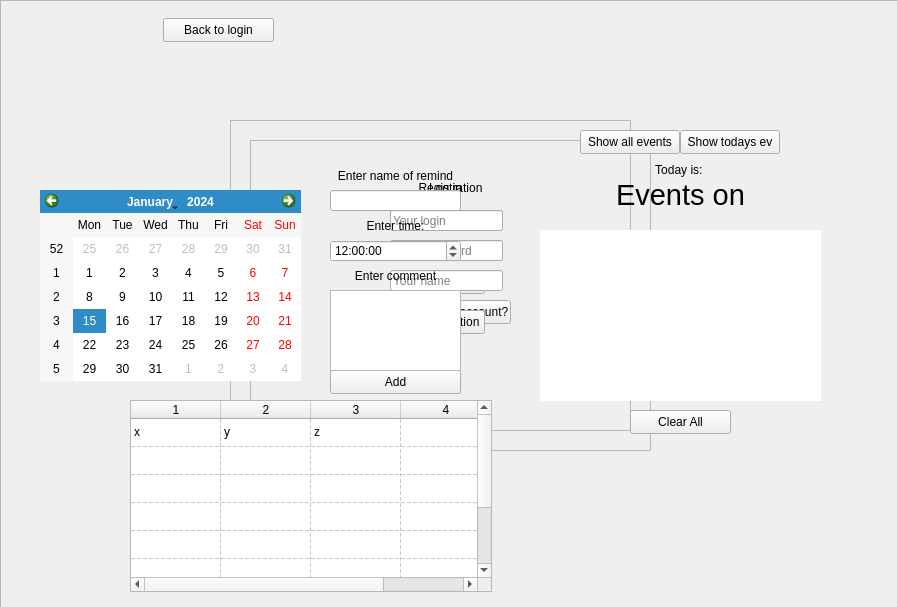
r3dbk/PCInfo, file untitled.ui: the form before one commit.
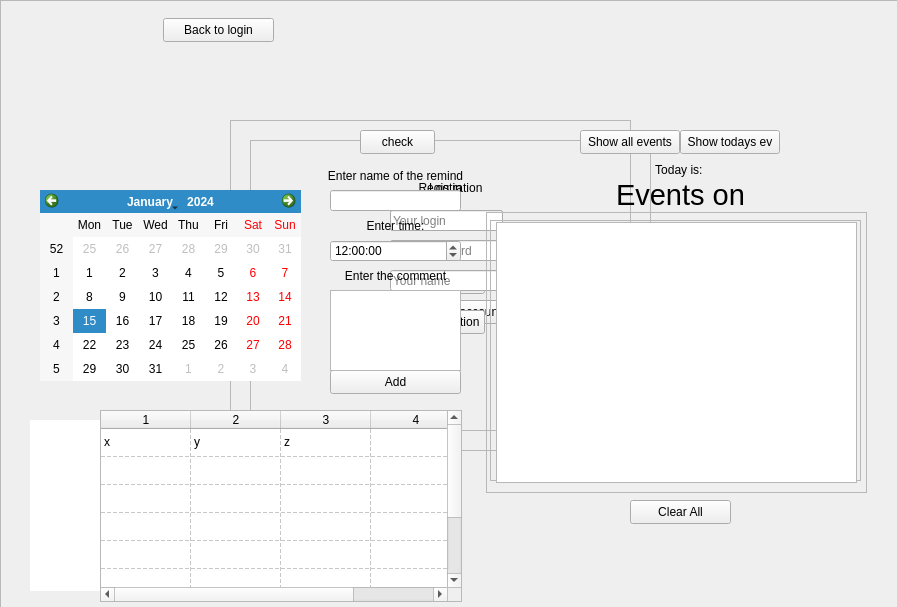
The form after the commit.

The edit to the form file:
```diff
--- a/untitled.ui
+++ b/untitled.ui
@@ -282,14 +282,14 @@
     <widget class="QLabel" name="label_4">
      <property name="geometry">
       <rect>
-       <x>330</x>
+       <x>320</x>
        <y>165</y>
-       <width>131</width>
+       <width>151</width>
        <height>21</height>
       </rect>
      </property>
      <property name="text">
-      <string>Enter name of remind</string>
+      <string>Enter name of the remind</string>
      </property>
      <property name="alignment">
       <set>Qt::AlignCenter</set>
@@ -318,7 +318,7 @@
       </rect>
      </property>
      <property name="text">
-      <string>Enter comment</string>
+      <string>Enter the comment</string>
      </property>
      <property name="alignment">
       <set>Qt::AlignCenter</set>
@@ -373,9 +373,9 @@
     <widget class="QLabel" name="label_7">
      <property name="geometry">
       <rect>
-       <x>540</x>
+       <x>500</x>
        <y>180</y>
-       <width>281</width>
+       <width>361</width>
        <height>30</height>
       </rect>
      </property>
@@ -430,8 +430,8 @@
     <widget class="QTextEdit" name="textEdit_2">
      <property name="geometry">
       <rect>
-       <x>540</x>
-       <y>230</y>
+       <x>30</x>
+       <y>420</y>
        <width>281</width>
        <height>171</height>
       </rect>
@@ -447,7 +447,7 @@
      <property name="geometry">
       <rect>
        <x>630</x>
-       <y>410</y>
+       <y>500</y>
        <width>101</width>
        <height>24</height>
       </rect>
@@ -475,8 +475,8 @@
     <widget class="QTableWidget" name="tableWidget">
      <property name="geometry">
       <rect>
-       <x>130</x>
-       <y>400</y>
+       <x>100</x>
+       <y>410</y>
        <width>362</width>
        <height>192</height>
       </rect>
@@ -578,6 +578,236 @@
       </property>
      </item>
     </widget>
+    <widget class="QFrame" name="frame_4">
+     <property name="geometry">
+      <rect>
+       <x>490</x>
+       <y>220</y>
+       <width>371</width>
+       <height>261</height>
+      </rect>
+     </property>
+     <property name="frameShape">
+      <enum>QFrame::StyledPanel</enum>
+     </property>
+     <property name="frameShadow">
+      <enum>QFrame::Raised</enum>
+     </property>
+     <widget class="QLabel" name="label_9">
+      <property name="geometry">
+       <rect>
+        <x>10</x>
+        <y>10</y>
+        <width>351</width>
+        <height>20</height>
+       </rect>
+      </property>
+      <property name="font">
+       <font>
+        <pointsize>11</pointsize>
+       </font>
+      </property>
+      <property name="text">
+       <string>Name of the remind</string>
+      </property>
+      <property name="alignment">
+       <set>Qt::AlignCenter</set>
+      </property>
+     </widget>
+     <widget class="QPushButton" name="pushButton_9">
+      <property name="geometry">
+       <rect>
+        <x>200</x>
+        <y>220</y>
+        <width>156</width>
+        <height>31</height>
+       </rect>
+      </property>
+      <property name="font">
+       <font>
+        <pointsize>10</pointsize>
+       </font>
+      </property>
+      <property name="toolTip">
+       <string>Delete</string>
+      </property>
+      <property name="text">
+       <string>🗑️</string>
+      </property>
+     </widget>
+     <widget class="QPushButton" name="pushButton_10">
+      <property name="geometry">
+       <rect>
+        <x>14</x>
+        <y>220</y>
+        <width>156</width>
+        <height>31</height>
+       </rect>
+      </property>
+      <property name="font">
+       <font>
+        <pointsize>18</pointsize>
+       </font>
+      </property>
+      <property name="toolTip">
+       <string>&lt;html&gt;&lt;head/&gt;&lt;body&gt;&lt;p&gt;Edit&lt;/p&gt;&lt;/body&gt;&lt;/html&gt;</string>
+      </property>
+      <property name="text">
+       <string>✍</string>
+      </property>
+     </widget>
+     <widget class="QTextEdit" name="textEdit_3">
+      <property name="geometry">
+       <rect>
+        <x>10</x>
+        <y>40</y>
+        <width>351</width>
+        <height>91</height>
+       </rect>
+      </property>
+      <property name="font">
+       <font>
+        <pointsize>14</pointsize>
+       </font>
+      </property>
+      <property name="frameShape">
+       <enum>QFrame::NoFrame</enum>
+      </property>
+      <property name="verticalScrollBarPolicy">
+       <enum>Qt::ScrollBarAlwaysOff</enum>
+      </property>
+      <property name="horizontalScrollBarPolicy">
+       <enum>Qt::ScrollBarAlwaysOff</enum>
+      </property>
+      <property name="readOnly">
+       <bool>true</bool>
+      </property>
+      <property name="html">
+       <string>&lt;!DOCTYPE HTML PUBLIC &quot;-//W3C//DTD HTML 4.0//EN&quot; &quot;http://www.w3.org/TR/REC-html40/strict.dtd&quot;&gt;
+&lt;html&gt;&lt;head&gt;&lt;meta name=&quot;qrichtext&quot; content=&quot;1&quot; /&gt;&lt;meta charset=&quot;utf-8&quot; /&gt;&lt;style type=&quot;text/css&quot;&gt;
+p, li { white-space: pre-wrap; }
+&lt;/style&gt;&lt;/head&gt;&lt;body style=&quot; font-family:'Segoe UI'; font-size:14pt; font-weight:400; font-style:normal;&quot;&gt;
+&lt;p style=&quot; margin-top:0px; margin-bottom:0px; margin-left:0px; margin-right:0px; -qt-block-indent:0; text-indent:0px;&quot;&gt;&lt;span style=&quot; font-size:10pt;&quot;&gt;Text of&lt;/span&gt;&lt;/p&gt;
+&lt;p style=&quot; margin-top:0px; margin-bottom:0px; margin-left:0px; margin-right:0px; -qt-block-indent:0; text-indent:0px;&quot;&gt;&lt;span style=&quot; font-size:10pt;&quot;&gt;comment&lt;/span&gt;&lt;/p&gt;&lt;/body&gt;&lt;/html&gt;</string>
+      </property>
+     </widget>
+     <widget class="QLabel" name="label_10">
+      <property name="geometry">
+       <rect>
+        <x>30</x>
+        <y>140</y>
+        <width>101</width>
+        <height>20</height>
+       </rect>
+      </property>
+      <property name="font">
+       <font>
+        <pointsize>11</pointsize>
+       </font>
+      </property>
+      <property name="text">
+       <string>Date:</string>
+      </property>
+      <property name="alignment">
+       <set>Qt::AlignCenter</set>
+      </property>
+     </widget>
+     <widget class="QLabel" name="label_11">
+      <property name="geometry">
+       <rect>
+        <x>240</x>
+        <y>140</y>
+        <width>101</width>
+        <height>20</height>
+       </rect>
+      </property>
+      <property name="font">
+       <font>
+        <pointsize>11</pointsize>
+       </font>
+      </property>
+      <property name="text">
+       <string>Time:</string>
+      </property>
+      <property name="alignment">
+       <set>Qt::AlignCenter</set>
+      </property>
+     </widget>
+     <widget class="QLabel" name="label_12">
+      <property name="geometry">
+       <rect>
+        <x>30</x>
+        <y>175</y>
+        <width>101</width>
+        <height>21</height>
+       </rect>
+      </property>
+      <property name="text">
+       <string>date</string>
+      </property>
+      <property name="alignment">
+       <set>Qt::AlignCenter</set>
+      </property>
+     </widget>
+     <widget class="QLabel" name="label_13">
+      <property name="geometry">
+       <rect>
+        <x>240</x>
+        <y>175</y>
+        <width>101</width>
+        <height>21</height>
+       </rect>
+      </property>
+      <property name="text">
+       <string>time</string>
+      </property>
+      <property name="alignment">
+       <set>Qt::AlignCenter</set>
+      </property>
+     </widget>
+    </widget>
+    <widget class="QFrame" name="frame_5">
+     <property name="geometry">
+      <rect>
+       <x>486</x>
+       <y>212</y>
+       <width>381</width>
+       <height>281</height>
+      </rect>
+     </property>
+     <property name="frameShape">
+      <enum>QFrame::StyledPanel</enum>
+     </property>
+     <property name="frameShadow">
+      <enum>QFrame::Raised</enum>
+     </property>
+     <widget class="QListView" name="listView">
+      <property name="geometry">
+       <rect>
+        <x>10</x>
+        <y>10</y>
+        <width>361</width>
+        <height>261</height>
+       </rect>
+      </property>
+      <property name="itemAlignment">
+       <set>Qt::AlignCenter</set>
+      </property>
+     </widget>
+    </widget>
+    <widget class="QPushButton" name="pushButton_11">
+     <property name="geometry">
+      <rect>
+       <x>360</x>
+       <y>130</y>
+       <width>75</width>
+       <height>24</height>
+      </rect>
+     </property>
+     <property name="text">
+      <string>check</string>
+     </property>
+    </widget>
    </widget>
    <widget class="QPushButton" name="pushButton_4">
     <property name="geometry">
```
